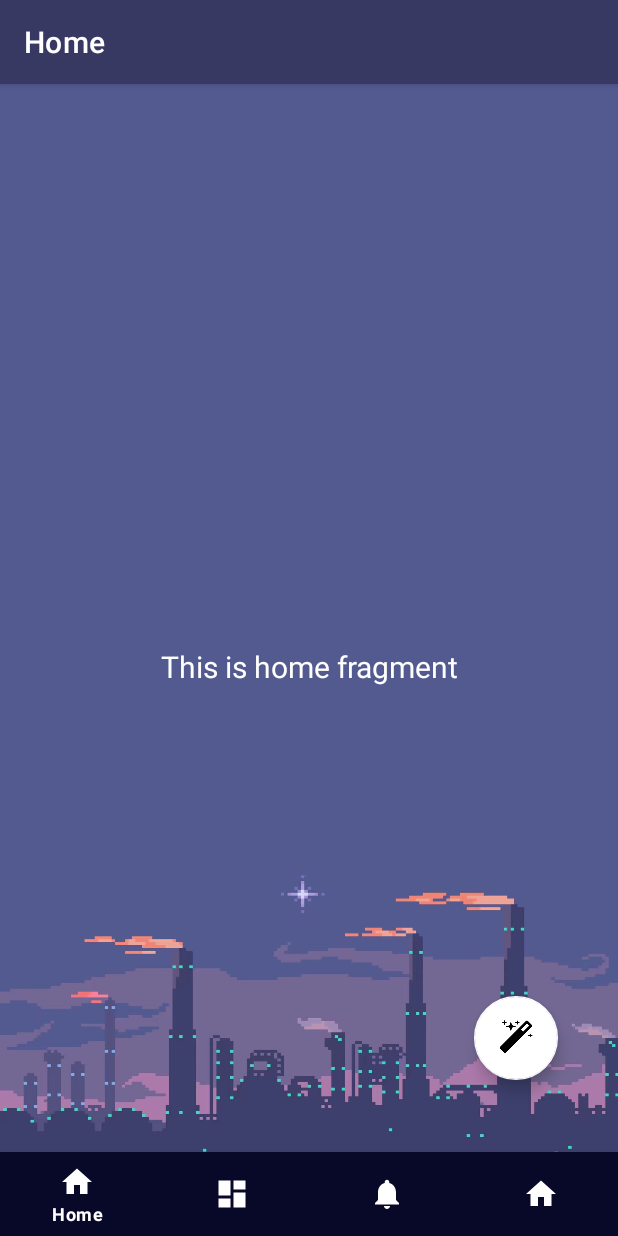
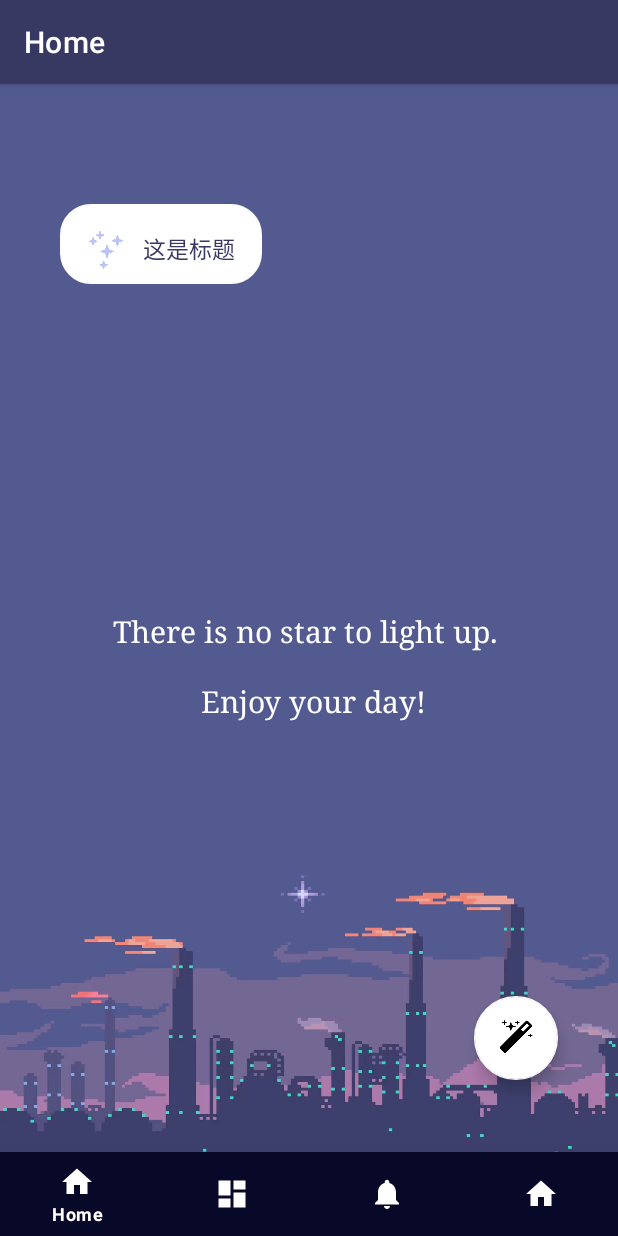
Before and after one commit to MeU1024/Lumos, an Android app: the screen it shows after launch (MainActivity), on a phone screen of 412 x 824 dp. Run offline under Robolectric (Android 15) with nearby library versions, the phone set to English and light mode, and no system bars; our stand-ins replace navigation-ui; pictures from the network do not load.

Commit message:
解决页面重影&新增TodayStar布局

```diff
--- a/app/src/main/java/com/example/lumos/MainActivity.java
+++ b/app/src/main/java/com/example/lumos/MainActivity.java
@@ -82,4 +82,23 @@ public class MainActivity extends AppCompatActivity {
 
     }
 
+    public void starClick(View v){
+
+        switch (v.getId()){
+
+            case R.id.Today_star1:
+                ChangeStar();
+                break;
+
+        }
+
+
+    }
+
+    public void ChangeStar(){
+        if(true){
+
+        }
+    }
+
 }
--- a/app/src/main/java/com/example/lumos/ui/home/HomeFragment.java
+++ b/app/src/main/java/com/example/lumos/ui/home/HomeFragment.java
@@ -14,33 +14,46 @@ import androidx.lifecycle.ViewModelProvider;
 
 import com.example.lumos.R;
 import com.example.lumos.databinding.FragmentHomeBinding;
+import com.example.lumos.ui.home.HomeViewModel;
 
 public class HomeFragment extends Fragment {
 
+    //    private HomeViewModel homeViewModel;
+//    private FragmentHomeBinding binding;
+//
+//    public View onCreateView(@NonNull LayoutInflater inflater,
+//                             ViewGroup container, Bundle savedInstanceState) {
+//        homeViewModel =
+//                new ViewModelProvider(this).get(HomeViewModel.class);
+//
+//        binding = FragmentHomeBinding.inflate(inflater, container, false);
+//        View root = binding.getRoot();
+//
+//        final TextView textView = binding.textHome;
+//        homeViewModel.getText().observe(getViewLifecycleOwner(), new Observer<String>() {
+//            @Override
+//            public void onChanged(@Nullable String s) {
+//                textView.setText(s);
+//            }
+//        });
+//        return root;
+//    }
+//
+//    @Override
+//    public void onDestroyView() {
+//        super.onDestroyView();
+//        binding = null;
+//    }
     private HomeViewModel homeViewModel;
-    private FragmentHomeBinding binding;
 
     public View onCreateView(@NonNull LayoutInflater inflater,
                              ViewGroup container, Bundle savedInstanceState) {
         homeViewModel =
                 new ViewModelProvider(this).get(HomeViewModel.class);
 
-        binding = FragmentHomeBinding.inflate(inflater, container, false);
-        View root = binding.getRoot();
+        View root = inflater.inflate(R.layout.fragment_home, container, false);
 
-        final TextView textView = binding.textHome;
-        homeViewModel.getText().observe(getViewLifecycleOwner(), new Observer<String>() {
-            @Override
-            public void onChanged(@Nullable String s) {
-                textView.setText(s);
-            }
-        });
         return root;
     }
 
-    @Override
-    public void onDestroyView() {
-        super.onDestroyView();
-        binding = null;
-    }
 }
--- /dev/null
+++ b/app/src/main/java/com/example/lumos/ui/home/TodayStarView.java
@@ -0,0 +1,44 @@
+package com.example.lumos.ui.home;
+
+import android.content.Context;
+import android.graphics.Bitmap;
+import android.net.Uri;
+import android.util.AttributeSet;
+import android.view.View;
+import android.widget.ImageView;
+import android.widget.RelativeLayout;
+import android.widget.TextView;
+
+import com.example.lumos.R;
+
+import java.io.File;
+
+public class TodayStarView extends RelativeLayout{
+    private TextView tv_title;
+    private ImageView btn_icon;
+    private String namespace = "http://schemas.android.com/apk/res/com.example.lumos";
+    private String title;
+    private String icon_path;
+    public TodayStarView(Context context, AttributeSet attrs){
+        super(context,attrs);
+
+        View view = View.inflate(context, R.layout.component_today_star,this);
+        tv_title = (TextView) view.findViewById(R.id.cmnt_star_name);
+        title = attrs.getAttributeValue(namespace, "star_name");
+        if (title != null) {
+            tv_title.setText(title);
+        }
+
+        btn_icon = (ImageView)view.findViewById(R.id.cmnt_star_icon);
+        icon_path = attrs.getAttributeValue(namespace,"star_icon");
+        if(icon_path != null){
+            String real_path = "@drawable/"+icon_path;
+            Uri uri = Uri.fromFile(new File(real_path));
+            System.out.println(uri);
+            btn_icon.setImageURI(uri);
+        }
+    }
+    public void setBtn_icon(Bitmap bm){
+        btn_icon.setImageBitmap(bm);
+    }
+}
--- /dev/null
+++ b/app/src/main/res/drawable/sharp.xml
@@ -0,0 +1,12 @@
+<?xml version="1.0" encoding="utf-8"?>
+<shape xmlns:android="http://schemas.android.com/apk/res/android">
+
+    <solid android:color="@color/white" />
+    <stroke android:width="1dip" android:color="#fefefe" />
+    <corners android:radius="20dp"/>
+    <padding android:bottom="10dp"
+        android:left="10dp"
+        android:right="10dp"
+        android:top="10dp"/>
+
+</shape>
--- a/app/src/main/res/layout/activity_main.xml
+++ b/app/src/main/res/layout/activity_main.xml
@@ -4,6 +4,7 @@
     android:id="@+id/container"
     android:layout_width="match_parent"
     android:layout_height="match_parent"
+    android:background="@drawable/purple_sky"
     >
 <!--android:paddingTop="?attr/actionBarSize"-->
 
--- /dev/null
+++ b/app/src/main/res/layout/component_today_star.xml
@@ -0,0 +1,29 @@
+<?xml version="1.0" encoding="utf-8"?>
+<RelativeLayout xmlns:android="http://schemas.android.com/apk/res/android"
+    xmlns:app="http://schemas.android.com/apk/res-auto"
+    android:layout_width="wrap_content"
+    android:layout_height="wrap_content"
+    android:background="@drawable/sharp">
+
+    <!--TODO:修改图标颜色-->
+    <ImageView
+        android:id="@+id/cmnt_star_icon"
+        android:layout_width="25dp"
+        android:layout_height="25dp"
+        android:layout_marginLeft="8dp"
+        android:layout_marginTop="8dp"
+        android:src="@drawable/stars" />
+
+    <TextView
+        android:id="@+id/cmnt_star_name"
+        android:layout_width="wrap_content"
+        android:layout_height="wrap_content"
+        android:layout_marginLeft="45dip"
+        android:layout_marginRight="8dp"
+        android:layout_marginTop="8dp"
+        android:text="这是标题"
+        android:textColor="@color/darkPurple"
+        android:textSize="15sp" />
+
+
+</RelativeLayout>
--- a/app/src/main/res/layout/fragment_home.xml
+++ b/app/src/main/res/layout/fragment_home.xml
@@ -2,21 +2,45 @@
 <androidx.constraintlayout.widget.ConstraintLayout xmlns:android="http://schemas.android.com/apk/res/android"
     xmlns:app="http://schemas.android.com/apk/res-auto"
     xmlns:tools="http://schemas.android.com/tools"
+    xmlns:lumos="http://schemas.android.com/apk/res/com.example.lumos"
     android:layout_width="match_parent"
     android:layout_height="match_parent"
     android:background="@drawable/purple_sky"
     tools:context=".ui.home.HomeFragment">
 
+
+    <LinearLayout
+        android:layout_width="wrap_content"
+        android:layout_height="wrap_content"
+        android:layout_marginStart="40dp"
+        android:layout_marginTop="80dp"
+        android:orientation="vertical"
+        app:layout_constraintStart_toStartOf="parent"
+        app:layout_constraintTop_toTopOf="parent">
+
+        <com.example.lumos.ui.home.TodayStarView
+            android:id="@+id/Today_star1"
+            android:layout_width="match_parent"
+            android:layout_height="55dp"
+            android:onClick="userPageClick"
+            lumos:star_name="why"></com.example.lumos.ui.home.TodayStarView>
+
+
+
+    </LinearLayout>
+
     <TextView
-        android:id="@+id/text_home"
+        android:id="@+id/text_no_star"
         android:layout_width="match_parent"
         android:layout_height="wrap_content"
         android:layout_marginStart="8dp"
         android:layout_marginTop="8dp"
         android:layout_marginEnd="8dp"
+        android:fontFamily="serif"
+        android:text="There is no star to light up. &#x000A; &#x000A; Enjoy your day!"
         android:textAlignment="center"
+        android:textColor="@color/white"
         android:textSize="20sp"
-        android:textColor="@color/white"
         app:layout_constraintBottom_toBottomOf="parent"
         app:layout_constraintEnd_toEndOf="parent"
         app:layout_constraintStart_toStartOf="parent"
--- a/app/src/main/res/values/attrs.xml
+++ b/app/src/main/res/values/attrs.xml
@@ -4,5 +4,9 @@
         <attr name="user_titles_components_title" format="string"></attr>
         <attr name="icon_pach" format="string"></attr>
     </declare-styleable>
+    <declare-styleable name="TodayStarView">
+        <attr name="star_name" format="string"></attr>
+        <attr name="star_icon" format="string"></attr>
+    </declare-styleable>
 
 </resources>
```
